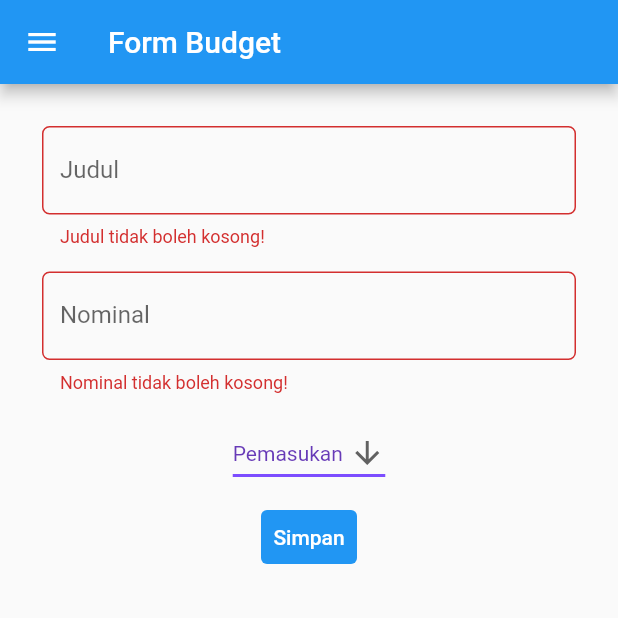
After one commit to syadzaarrana/pbp-flutter-lab, a Flutter app: the MyFormPage screen opened directly, after a tap on "Simpan", on a phone screen of 412 x 824 dp, the top half of it. The commit adds this screen. Run offline on Flutter 3.47's test engine with Material 2 defaults, Android fonts, the phone set to English and light mode, and no system bars.

Commit message:
Tugas 8 - Code

```diff
--- /dev/null
+++ b/lib/model/budget.dart
@@ -0,0 +1,11 @@
+class Budget {
+  Budget({
+    required this.title,
+    required this.nominal,
+    required this.type,
+  });
+
+  String title;
+  int nominal;
+  String type;
+}
--- /dev/null
+++ b/lib/page/budget_form.dart
@@ -0,0 +1,236 @@
+import 'package:counter_7/main.dart';
+import 'package:counter_7/model/budget.dart';
+import 'package:counter_7/page/budget_data.dart';
+import 'package:flutter/material.dart';
+
+class MyFormPage extends StatefulWidget {
+  const MyFormPage({super.key});
+
+  static List<Budget> updateBudget() {
+    return _MyFormPageState.budgets;
+  }
+
+  @override
+  State<MyFormPage> createState() => _MyFormPageState();
+}
+
+class _MyFormPageState extends State<MyFormPage> {
+  final _formKey = GlobalKey<FormState>();
+  String title = "";
+  int nominal = 0;
+  List<String> type = ["Pemasukan", "Pengeluaran"];
+  String dropdownValue = "Pemasukan";
+  static List<Budget> budgets = [];
+
+  bool isNumeric(String string) {
+    if (string.isEmpty) {
+      return false;
+    }
+
+    final number = num.tryParse(string);
+
+    if (number == null) {
+      return false;
+    }
+
+    return true;
+  }
+
+  @override
+  Widget build(BuildContext context) {
+    return Scaffold(
+      appBar: AppBar(
+        title: const Text('Form Budget'),
+      ),
+      // Menambahkan drawer menu
+      drawer: Drawer(
+        child: Column(
+          children: [
+            // Menambahkan clickable menu
+            ListTile(
+              title: const Text('counter_7'),
+              onTap: () {
+                // Route menu ke halaman utama
+                Navigator.pushReplacement(
+                  context,
+                  MaterialPageRoute(
+                      builder: (context) =>
+                          const MyHomePage(title: 'Program Counter')),
+                );
+              },
+            ),
+            ListTile(
+              title: const Text('Form Budget'),
+              onTap: () {
+                // Route menu ke halaman form
+                Navigator.pushReplacement(
+                  context,
+                  MaterialPageRoute(builder: (context) => const MyFormPage()),
+                );
+              },
+            ),
+            ListTile(
+              title: const Text('Data Budget'),
+              onTap: () {
+                // Route menu ke halaman to do
+                Navigator.pushReplacement(
+                  context,
+                  MaterialPageRoute(builder: (context) => const BudgetPage()),
+                );
+              },
+            ),
+          ],
+        ),
+      ),
+      body: Form(
+        key: _formKey,
+        child: SingleChildScrollView(
+          child: Container(
+            padding: const EdgeInsets.all(20.0),
+            child: Column(
+              children: [
+                Padding(
+                  // Menggunakan padding sebesar 8 pixels
+                  padding: const EdgeInsets.all(8.0),
+                  child: TextFormField(
+                    decoration: InputDecoration(
+                      labelText: "Judul",
+                      // Menambahkan circular border agar lebih rapi
+                      border: OutlineInputBorder(
+                        borderRadius: BorderRadius.circular(5.0),
+                      ),
+                    ),
+                    // Menambahkan behavior saat judul diketik
+                    onChanged: (String? value) {
+                      setState(() {
+                        title = value!;
+                      });
+                    },
+                    // Menambahkan behavior saat data disimpan
+                    onSaved: (String? value) {
+                      setState(() {
+                        title = value!;
+                      });
+                    },
+                    // Validator sebagai validasi form
+                    validator: (String? value) {
+                      if (value == null || value.isEmpty) {
+                        return 'Judul tidak boleh kosong!';
+                      }
+                      return null;
+                    },
+                  ),
+                ),
+                Padding(
+                  // Menggunakan padding sebesar 8 pixels
+                  padding: const EdgeInsets.all(8.0),
+                  child: TextFormField(
+                    keyboardType: TextInputType.number,
+                    decoration: InputDecoration(
+                      labelText: "Nominal",
+                      // Menambahkan circular border agar lebih rapi
+                      border: OutlineInputBorder(
+                        borderRadius: BorderRadius.circular(5.0),
+                      ),
+                    ),
+                    // Menambahkan behavior saat nominal diketik
+                    onChanged: (value) {
+                      setState(() {
+                        nominal = int.parse(value);
+                      });
+                    },
+                    // Menambahkan behavior saat data disimpan
+                    onSaved: (value) {
+                      setState(() {
+                        nominal = int.parse(value!);
+                      });
+                    },
+                    // Validator sebagai validasi form
+                    validator: (value) {
+                      if (value == null || value.isEmpty) {
+                        return 'Nominal tidak boleh kosong!';
+                      } else if (!isNumeric(value) || int.parse(value) == 0) {
+                        return 'Nominal harus berupa angka lebih dari 0!';
+                      }
+                      return null;
+                    },
+                  ),
+                ),
+                Container(
+                    margin: const EdgeInsets.all(8),
+                    child: DropdownButton<String>(
+                      value: dropdownValue,
+                      icon: const Icon(Icons.arrow_downward),
+                      elevation: 16,
+                      style: const TextStyle(color: Colors.deepPurple),
+                      underline: Container(
+                        height: 2,
+                        color: Colors.deepPurpleAccent,
+                      ),
+                      onChanged: (String? value) {
+                        // This is called when the user selects an item.
+                        setState(() {
+                          dropdownValue = value!;
+                        });
+                      },
+                      items: type.map<DropdownMenuItem<String>>((String value) {
+                        return DropdownMenuItem<String>(
+                          value: value,
+                          child: Text(value),
+                        );
+                      }).toList(),
+                    )),
+                TextButton(
+                  style: ButtonStyle(
+                    backgroundColor: MaterialStateProperty.all(Colors.blue),
+                  ),
+                  onPressed: () {
+                    if (_formKey.currentState!.validate()) {
+                      Budget newBudget = Budget(
+                          title: title, nominal: nominal, type: dropdownValue);
+                      budgets.add(newBudget);
+
+                      showDialog(
+                        context: context,
+                        builder: (context) {
+                          return Dialog(
+                            shape: RoundedRectangleBorder(
+                              borderRadius: BorderRadius.circular(10),
+                            ),
+                            elevation: 15,
+                            child: Container(
+                              width: 150,
+                              child: ListView(
+                                padding:
+                                    const EdgeInsets.only(top: 20, bottom: 20),
+                                shrinkWrap: true,
+                                children: <Widget>[
+                                  const Center(child: Text('Budget uploaded!')),
+                                  const SizedBox(height: 20),
+                                  TextButton(
+                                    onPressed: () {
+                                      Navigator.pop(context);
+                                    },
+                                    child: const Text('Kembali'),
+                                  ),
+                                ],
+                              ),
+                            ),
+                          );
+                        },
+                      );
+                    }
+                  },
+                  child: const Text(
+                    "Simpan",
+                    style: TextStyle(color: Colors.white),
+                  ),
+                ),
+              ],
+            ),
+          ),
+        ),
+      ),
+    );
+  }
+}
```
Also changed, not shown: lib/main.dart (+42 -0 lines), lib/page/budget_data.dart (added, +126 -0 lines).
